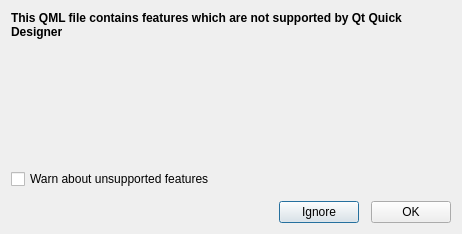
Above: src/plugins/qmldesigner/designercore/filemanager/qmlwarningdialog.ui from qt-creator/qt-creator before the change. Below: the same form after it.
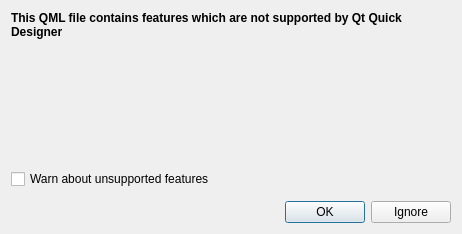
That is the form after the change.

Commit message: QML-Designer: Use QDialogButtonBox in warnings dialog.

Patch:
```diff
--- a/src/plugins/qmldesigner/designercore/filemanager/qmlwarningdialog.ui
+++ b/src/plugins/qmldesigner/designercore/filemanager/qmlwarningdialog.ui
@@ -72,38 +72,11 @@
     </widget>
    </item>
    <item>
-    <layout class="QHBoxLayout" name="horizontalLayout_2">
-     <item>
-      <spacer name="horizontalSpacer_2">
-       <property name="orientation">
-        <enum>Qt::Horizontal</enum>
-       </property>
-       <property name="sizeHint" stdset="0">
-        <size>
-         <width>88</width>
-         <height>20</height>
-        </size>
-       </property>
-      </spacer>
-     </item>
-     <item>
-      <widget class="QPushButton" name="ignoreButton">
-       <property name="toolTip">
-        <string>Ignore this warning and open the file</string>
-       </property>
-       <property name="text">
-        <string>Ignore</string>
-       </property>
-      </widget>
-     </item>
-     <item>
-      <widget class="QPushButton" name="okButton">
-       <property name="text">
-        <string>OK</string>
-       </property>
-      </widget>
-     </item>
-    </layout>
+    <widget class="QDialogButtonBox" name="buttonBox">
+     <property name="standardButtons">
+      <set>QDialogButtonBox::Ignore|QDialogButtonBox::Ok</set>
+     </property>
+    </widget>
    </item>
   </layout>
  </widget>
```
The commit also changes 1 other file.
